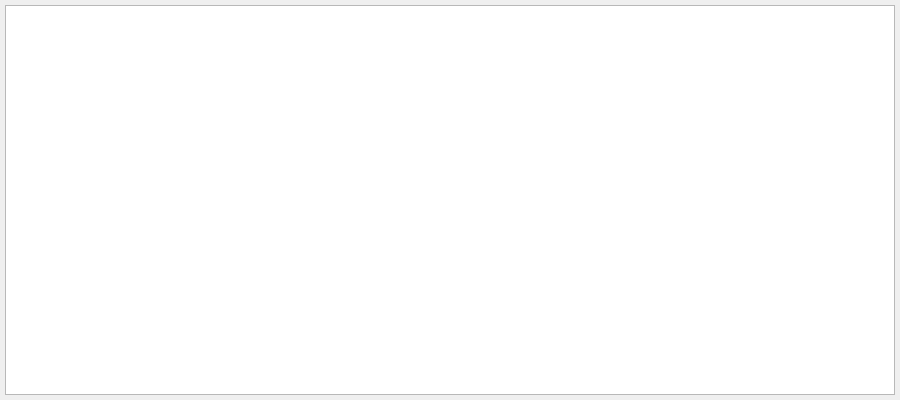
First picture: the form in Thematic_accuracy_dialog_result.ui, repository hmercado78/ThematicAccuracy, before the edit.
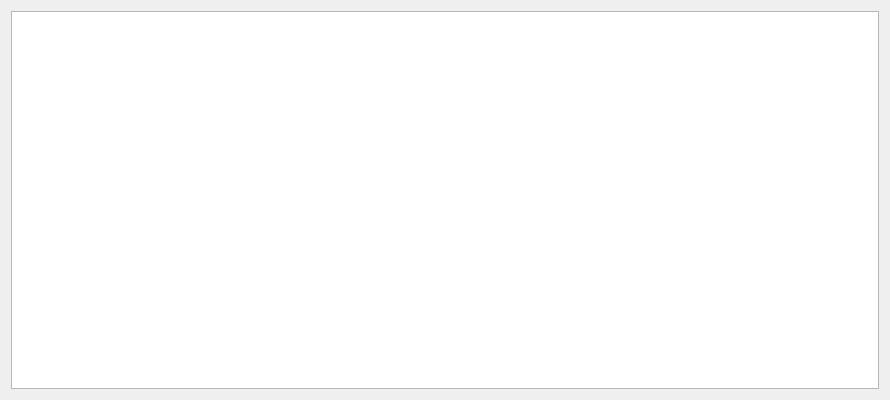
Second picture: the form after the edit.

```diff
--- a/Thematic_accuracy_dialog_result.ui
+++ b/Thematic_accuracy_dialog_result.ui
@@ -6,49 +6,34 @@
    <rect>
     <x>0</x>
     <y>0</y>
-    <width>900</width>
+    <width>890</width>
     <height>400</height>
    </rect>
   </property>
+  <property name="minimumSize">
+   <size>
+    <width>0</width>
+    <height>0</height>
+   </size>
+  </property>
+  <property name="maximumSize">
+   <size>
+    <width>16777215</width>
+    <height>16777215</height>
+   </size>
+  </property>
   <property name="windowTitle">
    <string>Thematic accuracy - Results</string>
   </property>
-  <widget class="QTextBrowser" name="res_result">
-   <property name="geometry">
-    <rect>
-     <x>5</x>
-     <y>5</y>
-     <width>890</width>
-     <height>390</height>
-    </rect>
-   </property>
-   <property name="sizePolicy">
-    <sizepolicy hsizetype="Preferred" vsizetype="Preferred">
-     <horstretch>0</horstretch>
-     <verstretch>0</verstretch>
-    </sizepolicy>
-   </property>
-   <property name="sizeIncrement">
-    <size>
-     <width>0</width>
-     <height>0</height>
-    </size>
-   </property>
-   <property name="font">
-    <font>
-     <pointsize>8</pointsize>
-    </font>
-   </property>
-   <property name="verticalScrollBarPolicy">
-    <enum>Qt::ScrollBarAsNeeded</enum>
-   </property>
-   <property name="horizontalScrollBarPolicy">
-    <enum>Qt::ScrollBarAsNeeded</enum>
-   </property>
-   <property name="sizeAdjustPolicy">
-    <enum>QAbstractScrollArea::AdjustIgnored</enum>
-   </property>
-  </widget>
+  <layout class="QVBoxLayout" name="verticalLayout_2">
+   <item>
+    <layout class="QVBoxLayout" name="verticalLayout">
+     <item>
+      <widget class="QTextBrowser" name="res_result"/>
+     </item>
+    </layout>
+   </item>
+  </layout>
  </widget>
  <resources/>
  <connections/>
```
